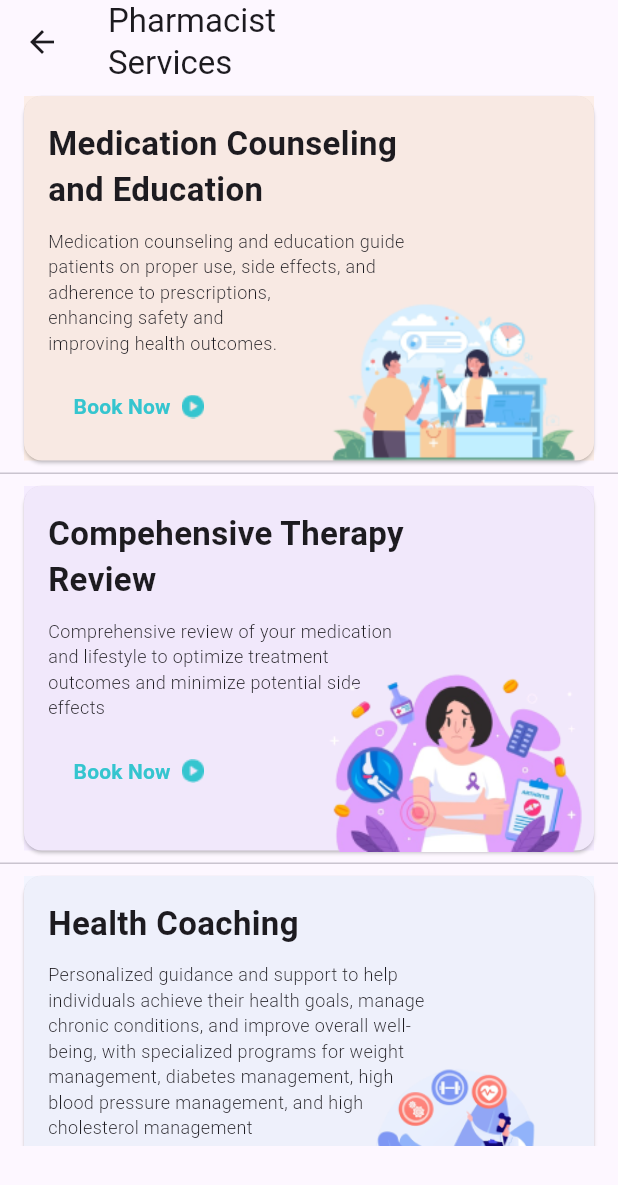
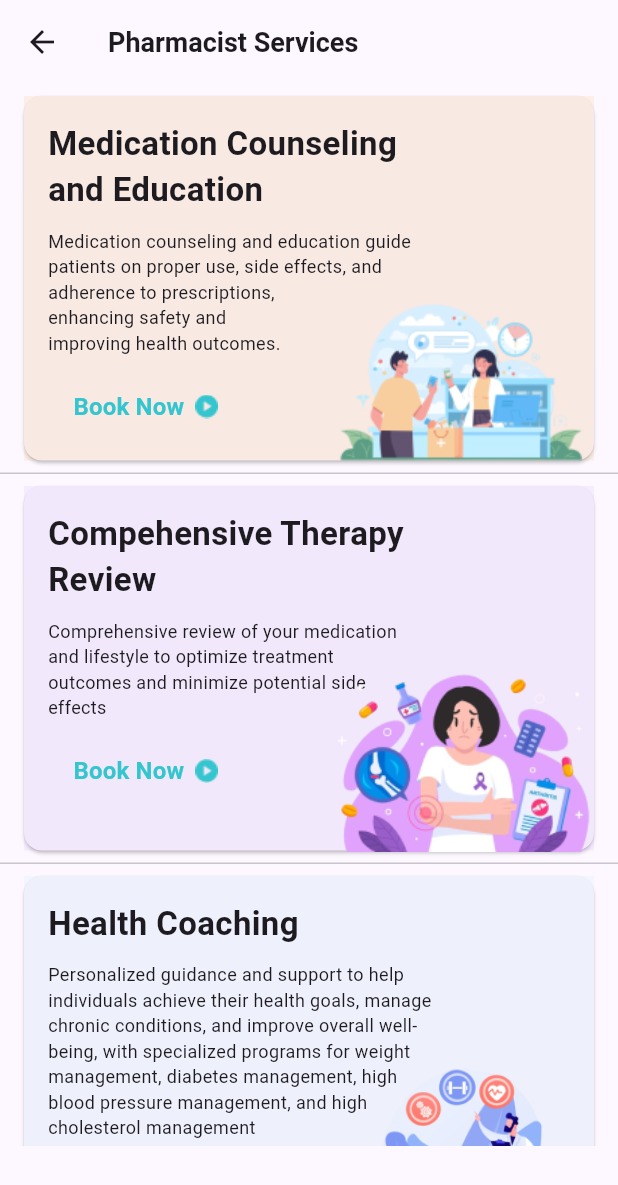
Before and after one commit to ilhamelhamdi/flutter-homecare, a Flutter app: the Dashboard screen opened by its route, after a tap on an icon or button, on a phone screen of 412 x 824 dp. Shown: the top 1185 px of the screen. Run offline on Flutter 3.47's test engine with Material 3 defaults, Android fonts, the phone set to English and light mode, and no system bars; our stand-ins replace bloc, device_preview, dio, equatable, flutter_bloc, flutter_cache_manager and 9 more; missing offline and left inert: back_button_interceptor, fleather, flutter_pdfview, navbar_router, omega_dio_logger, pretty_http_logger; accounts and stored records are empty; project files that could hold a hidden picture were left out.

Commit message:
fix : rename pharmaServices file & classes

```diff
--- a/assets/translations/en.json
+++ b/assets/translations/en.json
@@ -50,6 +50,7 @@
   "service_request": "Request List",
   "partnership_management": "Partnership Management",
   "pharmacist_services": "Pharmacist\nServices",
+  "pharmacist_services2": "Pharmacist Services",
   "home_nursing": "Home\nNursing",
   "diabetic_care": "Diabetic\nCare",
   "home_screening": "Home\nHealth Screening",
--- a/lib/route/app_router.dart
+++ b/lib/route/app_router.dart
@@ -10,7 +10,7 @@ import 'package:flutter_homecare/cubit/submenu/submenu_page.dart';
 import 'package:flutter_homecare/cubit/partnership/list/partnership_list_page.dart';
 import 'package:flutter_homecare/main.dart';
 import 'package:flutter_homecare/views/dashboard.dart';
-import 'package:flutter_homecare/views/tenders.dart';
+import 'package:flutter_homecare/views/pharma.dart';
 import 'app_routes.dart';
 
 final GoRouter router = GoRouter(
--- a/lib/views/dashboard.dart
+++ b/lib/views/dashboard.dart
@@ -1,5 +1,5 @@
 import 'package:flutter/material.dart';
-import 'package:flutter_homecare/views/tenders.dart';
+import 'package:flutter_homecare/views/pharma.dart';
 import 'package:go_router/go_router.dart';
 // import 'package:flutter_homecare/route/app_routes.dart';
 // import 'package:flutter_homecare/views/details/detail_products.dart';
@@ -346,10 +346,11 @@ class _DashboardState extends State<Dashboard> {
                     children: [
                       RectangularIconWithTitle(
                         onTap: () {
-                          // selectTab(1);
+                          navbarVisibility(true);
                           Navigator.push(
                             context,
-                            MaterialPageRoute(builder: (context) => Tenders()),
+                            MaterialPageRoute(
+                                builder: (context) => PharmaServices()),
                           );
                         },
                         iconPath:
--- a/lib/views/tenders.dart
+++ b/lib/views/pharma.dart
@@ -8,18 +8,18 @@ import 'package:flutter_homecare/route/app_routes.dart';
 import 'package:gradient_borders/gradient_borders.dart';
 import 'package:flutter_homecare/main.dart';
 
-class Tenders extends StatefulWidget {
+class PharmaServices extends StatefulWidget {
   @override
-  _TenderState createState() => _TenderState();
+  _PharmaState createState() => _PharmaState();
 }
 
-class TenderCard extends StatelessWidget {
-  final Map<String, String> tender;
+class PharmaCard extends StatelessWidget {
+  final Map<String, String> pharma;
   final VoidCallback onTap;
   final Color color;
 
-  const TenderCard(
-      {required this.tender, required this.onTap, required this.color});
+  const PharmaCard(
+      {required this.pharma, required this.onTap, required this.color});
 
   @override
   Widget build(BuildContext context) {
@@ -38,7 +38,7 @@ class TenderCard extends StatelessWidget {
               crossAxisAlignment: CrossAxisAlignment.start,
               children: [
                 Text(
-                  '${tender['title']}',
+                  '${pharma['title']}',
                   style: TextStyle(
                     fontSize: 22,
                     fontWeight: FontWeight.bold,
@@ -46,10 +46,10 @@ class TenderCard extends StatelessWidget {
                 ),
                 SizedBox(height: 10),
                 Text(
-                  '${tender['description']}',
+                  '${pharma['description']}',
                   style: TextStyle(
                     fontSize: 12,
-                    fontWeight: FontWeight.w300, // Light font weight
+                    fontWeight: FontWeight.w400, // Light font weight
                   ),
                 ),
                 SizedBox(height: 10),
@@ -63,7 +63,7 @@ class TenderCard extends StatelessWidget {
                         'Book Now',
                         style: TextStyle(
                           fontWeight: FontWeight.bold,
-                          fontSize: 14,
+                          fontSize: 16,
                           color: Color(0xFF35C5CF),
                         ),
                       ),
@@ -80,13 +80,13 @@ class TenderCard extends StatelessWidget {
             ),
             Positioned(
               bottom: -25,
-              right: -15,
+              right: -20,
               child: ClipRect(
                 child: Padding(
                   padding: const EdgeInsets.only(
                       left: 10.0), // Adjust the padding as needed
                   child: Image.asset(
-                    tender['imagePath']!,
+                    pharma['imagePath']!,
                     width: 185,
                     height: 139,
                     fit: BoxFit.contain,
@@ -101,7 +101,7 @@ class TenderCard extends StatelessWidget {
   }
 }
 
-class _TenderState extends State<Tenders> {
+class _PharmaState extends State<PharmaServices> {
   final List<Map<String, String>> dummyTenders = [
     {
       'title': 'Medication Counseling\nand Education',
@@ -142,7 +142,8 @@ class _TenderState extends State<Tenders> {
     return Scaffold(
       appBar: AppBar(
         title: Text(
-            AppLocalizations.of(context)!.translate('pharmacist_services')),
+            AppLocalizations.of(context)!.translate('pharmacist_services2'),
+            style: TextStyle(fontWeight: FontWeight.bold, fontSize: 18)),
       ),
       body: Container(
         margin: EdgeInsets.fromLTRB(0, 0, 0, 60.0),
@@ -154,8 +155,8 @@ class _TenderState extends State<Tenders> {
                 itemCount: dummyTenders.length,
                 itemBuilder: (context, index) {
                   final tender = dummyTenders[index];
-                  return TenderCard(
-                    tender: tender,
+                  return PharmaCard(
+                    pharma: tender,
                     onTap: () {
                       String route;
                       switch (index) {
@@ -165,7 +166,7 @@ class _TenderState extends State<Tenders> {
                           Navigator.push(
                             context,
                             MaterialPageRoute(
-                              builder: (context) => TenderDetailPage(
+                              builder: (context) => PharmaDetailPage(
                                 item: tender,
                               ),
                             ),
@@ -204,10 +205,10 @@ class _TenderState extends State<Tenders> {
   }
 }
 
-class TenderDetailPage extends StatelessWidget {
+class PharmaDetailPage extends StatelessWidget {
   final Map<String, String> item;
 
-  TenderDetailPage({Key? key, required this.item});
+  PharmaDetailPage({Key? key, required this.item});
 
   final TextEditingController _chatController = TextEditingController();
   final ScrollController _scrollController = ScrollController();
```
